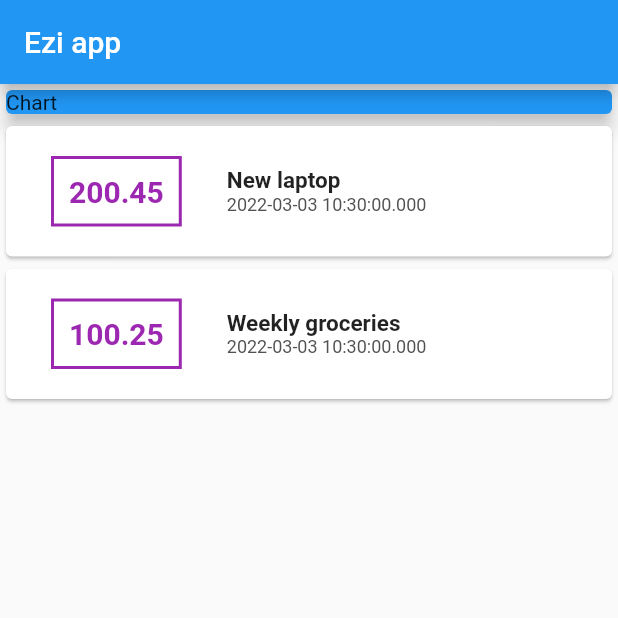
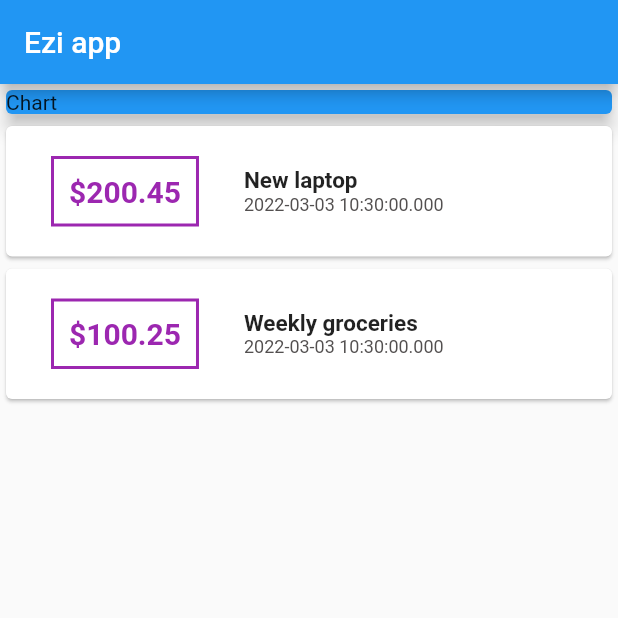
Before and after one commit to twizelissa/ezi, a Flutter app: the screen it shows after launch, on a phone screen of 412 x 824 dp, the top half of it. Run offline on Flutter 3.47's test engine with Material 2 defaults, Android fonts, the phone set to English and light mode, and no system bars.

```diff
--- a/lib/main.dart
+++ b/lib/main.dart
@@ -67,7 +67,8 @@ class MyHomePage extends StatelessWidget {
                         padding: EdgeInsets.all(10),
 
                         child: Text(
-                          tx.amount.toString(),
+                          //string interpretion
+                          '\$${tx.amount}',
                           style: TextStyle(
                             color: Colors.purple,
                             fontWeight: FontWeight.bold,
```
